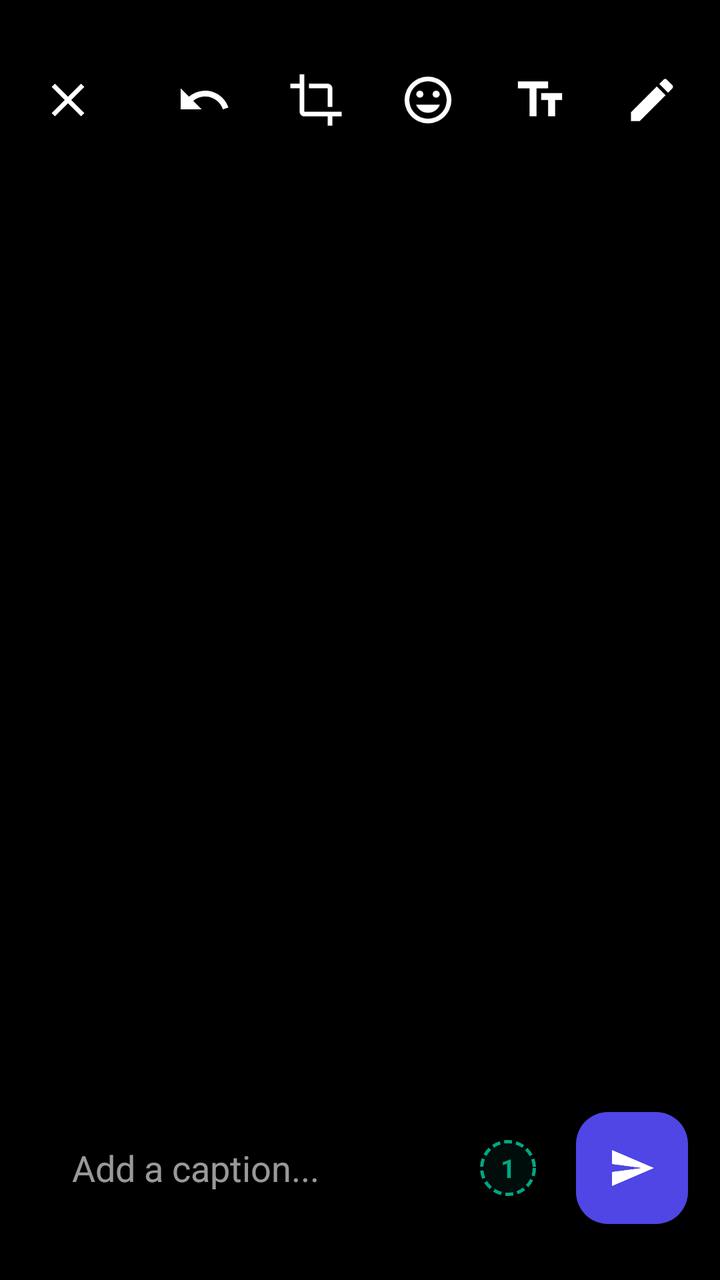
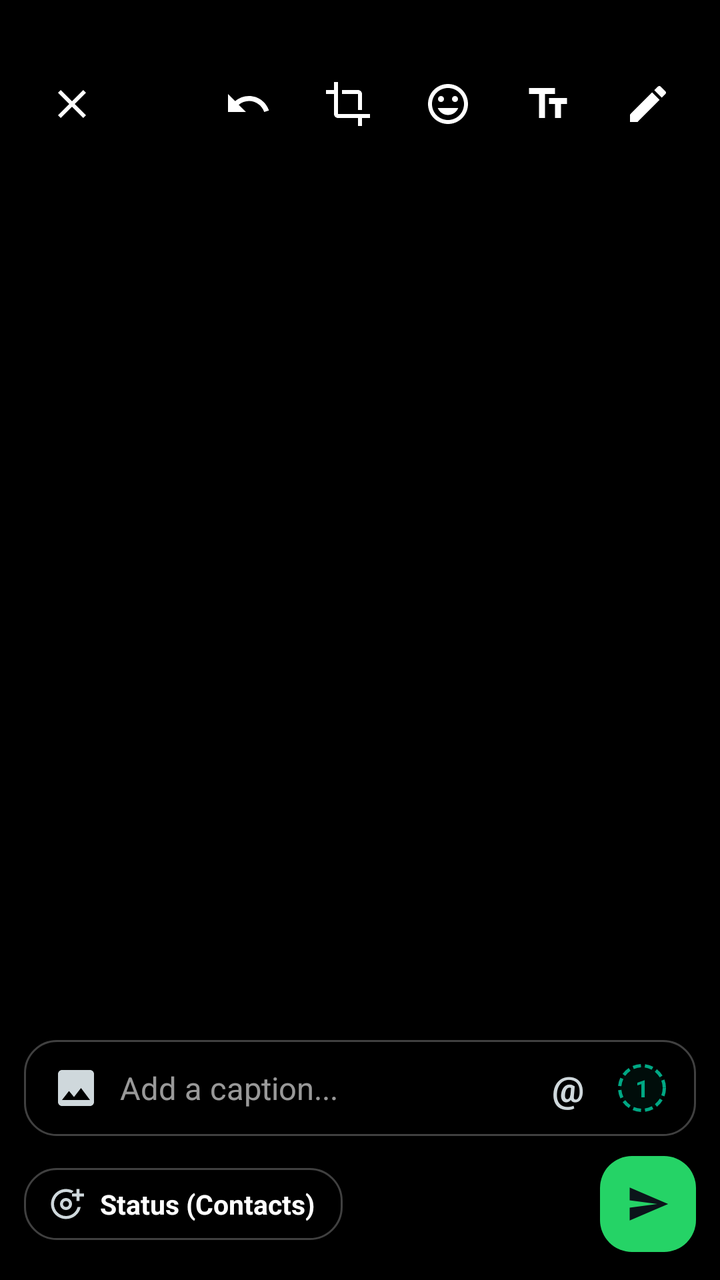

Before-and-after screenshots of an Android layout around one commit, followed by the original layout XML and the change that was made.
<!-- AndroidManifest.xml: activity theme Theme.VEIL -->
<!-- res/layout/activity_media_edit.xml -->
<?xml version="1.0" encoding="utf-8"?>
<androidx.constraintlayout.widget.ConstraintLayout xmlns:android="http://schemas.android.com/apk/res/android"
    xmlns:app="http://schemas.android.com/apk/res-auto"
    xmlns:tools="http://schemas.android.com/tools"
    android:layout_width="match_parent"
    android:layout_height="match_parent"
    android:background="@android:color/black">

    <ja.burhanrashid52.photoeditor.PhotoEditorView
        android:id="@+id/photoEditorView"
        android:layout_width="0dp"
        android:layout_height="0dp"
        android:visibility="gone"
        app:layout_constraintTop_toTopOf="parent"
        app:layout_constraintBottom_toTopOf="@id/bottomBar"
        app:layout_constraintStart_toStartOf="parent"
        app:layout_constraintEnd_toEndOf="parent" />

    <VideoView
        android:id="@+id/videoView"
        android:layout_width="0dp"
        android:layout_height="0dp"
        android:visibility="gone"
        app:layout_constraintTop_toTopOf="parent"
        app:layout_constraintBottom_toTopOf="@id/bottomBar"
        app:layout_constraintStart_toStartOf="parent"
        app:layout_constraintEnd_toEndOf="parent" />

    
    <LinearLayout
        android:id="@+id/topToolbar"
        android:layout_width="match_parent"
        android:layout_height="wrap_content"
        android:orientation="horizontal"
        android:paddingTop="32dp"
        android:paddingBottom="16dp"
        android:paddingHorizontal="16dp"
        android:gravity="end"
        android:clipToPadding="false"
        app:layout_constraintTop_toTopOf="parent">

        
        
        
        
        <ImageView
            android:id="@+id/btnUndo"
            android:layout_width="36dp"
            android:layout_height="36dp"
            android:layout_marginEnd="20dp"
            android:padding="4dp"
            android:src="@drawable/ic_undo"
            android:background="@drawable/bg_circle_translucent"
            app:tint="@android:color/white" />

        <ImageView
            android:id="@+id/btnCrop"
            android:layout_width="36dp"
            android:layout_height="36dp"
            android:layout_marginEnd="20dp"
            android:padding="4dp"
            android:src="@drawable/ic_crop"
            android:background="@drawable/bg_circle_translucent"
            app:tint="@android:color/white" />

        <ImageView
            android:id="@+id/btnEmoji"
            android:layout_width="36dp"
            android:layout_height="36dp"
            android:layout_marginEnd="20dp"
            android:padding="4dp"
            android:src="@drawable/ic_emoji"
            android:background="@drawable/bg_circle_translucent"
            app:tint="@android:color/white" />

        <ImageView
            android:id="@+id/btnText"
            android:layout_width="36dp"
            android:layout_height="36dp"
            android:layout_marginEnd="20dp"
            android:padding="4dp"
            android:src="@drawable/ic_text"
            android:background="@drawable/bg_circle_translucent"
            app:tint="@android:color/white" />

        <ImageView
            android:id="@+id/btnDraw"
            android:layout_width="36dp"
            android:layout_height="36dp"
            android:padding="4dp"
            android:src="@drawable/ic_draw"
            android:background="@drawable/bg_circle_translucent"
            app:tint="@android:color/white" />
    </LinearLayout>

    <ImageView
        android:id="@+id/btnClose"
        android:layout_width="36dp"
        android:layout_height="36dp"
        android:layout_marginStart="16dp"
        android:layout_marginTop="32dp"
        android:padding="4dp"
        android:src="@drawable/ic_close"
        android:background="@drawable/bg_circle_translucent"
        app:tint="@android:color/white"
        app:layout_constraintTop_toTopOf="parent"
        app:layout_constraintStart_toStartOf="parent" />

    
    <TextView
        android:id="@+id/tvEditBatchCounter"
        android:layout_width="wrap_content"
        android:layout_height="wrap_content"
        android:layout_marginStart="10dp"
        android:background="@drawable/bg_filter_chip"
        android:paddingHorizontal="12dp"
        android:paddingVertical="6dp"
        android:text="1 / 1"
        android:textColor="@android:color/white"
        android:textSize="13sp"
        android:textStyle="bold"
        android:visibility="gone"
        app:layout_constraintTop_toTopOf="@id/btnClose"
        app:layout_constraintBottom_toBottomOf="@id/btnClose"
        app:layout_constraintStart_toEndOf="@id/btnClose" />

    
    <LinearLayout
        android:id="@+id/videoTrimmerContainer"
        android:layout_width="match_parent"
        android:layout_height="wrap_content"
        android:orientation="vertical"
        android:paddingHorizontal="20dp"
        android:paddingVertical="10dp"
        android:background="#80000000"
        android:visibility="gone"
        app:layout_constraintBottom_toTopOf="@id/editBatchThumbnailScroll">

        <LinearLayout
            android:layout_width="match_parent"
            android:layout_height="wrap_content"
            android:orientation="horizontal">

            <TextView
                android:id="@+id/tvTrimStart"
                android:layout_width="wrap_content"
                android:layout_height="wrap_content"
                android:text="00:00"
                android:textColor="@android:color/white"
                android:textSize="12sp"
                android:fontFeatureSettings="tnum" />

            <TextView
                android:id="@+id/tvTrimDuration"
                android:layout_width="0dp"
                android:layout_height="wrap_content"
                android:layout_weight="1"
                android:gravity="center"
                android:text="Trim Video"
                android:textColor="#CCFFFFFF"
                android:textSize="12sp"
                android:fontFamily="sans-serif-medium" />

            <TextView
                android:id="@+id/tvTrimEnd"
                android:layout_width="wrap_content"
                android:layout_height="wrap_content"
                android:text="00:00"
                android:textColor="@android:color/white"
                android:textSize="12sp"
                android:fontFeatureSettings="tnum" />
        </LinearLayout>

        <com.google.android.material.slider.RangeSlider
            android:id="@+id/videoRangeSlider"
            android:layout_width="match_parent"
            android:layout_height="wrap_content"
            android:valueFrom="0"
            android:valueTo="100"
            app:thumbColor="@color/colorPrimary"
            app:trackColorActive="@color/colorPrimary"
            app:trackColorInactive="#66FFFFFF"
            app:thumbElevation="2dp"
            app:trackHeight="4dp" />
    </LinearLayout>

    
    <HorizontalScrollView
        android:id="@+id/editBatchThumbnailScroll"
        android:layout_width="match_parent"
        android:layout_height="wrap_content"
        android:scrollbars="none"
        android:clipToPadding="false"
        android:paddingHorizontal="16dp"
        android:paddingVertical="6dp"
        android:background="#80000000"
        android:visibility="gone"
        app:layout_constraintBottom_toTopOf="@id/bottomBar">

        <LinearLayout
            android:id="@+id/editBatchThumbnailStrip"
            android:layout_width="wrap_content"
            android:layout_height="60dp"
            android:gravity="center_vertical"
            android:orientation="horizontal" />
    </HorizontalScrollView>

    <LinearLayout
        android:id="@+id/bottomBar"
        android:layout_width="match_parent"
        android:layout_height="wrap_content"
        android:orientation="horizontal"
        android:paddingHorizontal="16dp"
        android:paddingVertical="12dp"
        android:layout_marginBottom="16dp"
        android:gravity="center_vertical"
        app:layout_constraintBottom_toBottomOf="parent">

        <EditText
            android:id="@+id/captionEditText"
            android:layout_width="0dp"
            android:layout_weight="1"
            android:layout_height="wrap_content"
            android:hint="Add a caption..."
            android:textColorHint="#99FFFFFF"
            android:textColor="@android:color/white"
            android:background="@drawable/bg_message_input"
            android:paddingHorizontal="20dp"
            android:paddingVertical="12dp"
            android:elevation="4dp" />

        <FrameLayout
            android:id="@+id/btnViewOnce"
            android:layout_width="44dp"
            android:layout_height="44dp"
            android:layout_marginStart="8dp"
            android:background="@drawable/bg_circle_translucent"
            android:clickable="true"
            android:focusable="true">

            <TextView
                android:id="@+id/tvViewOnceBadge"
                android:layout_width="28dp"
                android:layout_height="28dp"
                android:layout_gravity="center"
                android:background="@drawable/bg_view_once_ring"
                android:gravity="center"
                android:text="1"
                android:textColor="#00A884"
                android:textSize="13sp"
                android:textStyle="bold" />
        </FrameLayout>

        <com.google.android.material.floatingactionbutton.FloatingActionButton
            android:id="@+id/btnSend"
            android:layout_width="wrap_content"
            android:layout_height="wrap_content"
            android:src="@drawable/ic_send"
            app:backgroundTint="@color/veil_accent"
            app:tint="@android:color/white"
            android:layout_marginStart="12dp"
            app:elevation="4dp" />
    </LinearLayout>

    
    <TextView
        android:id="@+id/btnDone"
        android:layout_width="wrap_content"
        android:layout_height="wrap_content"
        android:text="Done"
        android:textColor="@android:color/white"
        android:textSize="16sp"
        android:textStyle="bold"
        android:paddingHorizontal="16dp"
        android:paddingVertical="8dp"
        android:background="@drawable/bg_done_button"
        android:layout_marginStart="16dp"
        android:layout_marginTop="32dp"
        android:visibility="gone"
        app:layout_constraintTop_toTopOf="parent"
        app:layout_constraintStart_toStartOf="parent" />

    <com.m3.veil.ui.chat.ColorPickerView
        android:id="@+id/colorPickerView"
        android:layout_width="24dp"
        android:layout_height="250dp"
        android:layout_marginEnd="16dp"
        android:visibility="gone"
        android:elevation="10dp"
        app:layout_constraintTop_toTopOf="parent"
        app:layout_constraintBottom_toBottomOf="parent"
        app:layout_constraintEnd_toEndOf="parent" />

    <LinearLayout
        android:id="@+id/drawingOptionsBar"
        android:layout_width="wrap_content"
        android:layout_height="wrap_content"
        android:orientation="horizontal"
        android:gravity="center"
        android:padding="12dp"
        android:background="@drawable/bg_done_button"
        android:visibility="gone"
        android:layout_marginBottom="32dp"
        app:layout_constraintBottom_toBottomOf="parent"
        app:layout_constraintStart_toStartOf="parent"
        app:layout_constraintEnd_toEndOf="parent">
        
        <ImageView
            android:layout_width="24dp"
            android:layout_height="24dp"
            android:src="@drawable/ic_draw"
            app:tint="@android:color/white" />
    </LinearLayout>

    <HorizontalScrollView
        android:id="@+id/textOptionsBar"
        android:layout_width="wrap_content"
        android:layout_height="wrap_content"
        android:background="@drawable/bg_done_button"
        android:visibility="gone"
        android:paddingVertical="8dp"
        android:layout_marginBottom="32dp"
        app:layout_constraintBottom_toBottomOf="parent"
        app:layout_constraintStart_toStartOf="parent"
        app:layout_constraintEnd_toEndOf="parent">
        
        <LinearLayout
            android:layout_width="wrap_content"
            android:layout_height="wrap_content"
            android:orientation="horizontal"
            android:paddingHorizontal="16dp">
            
            <TextView
                android:layout_width="wrap_content"
                android:layout_height="wrap_content"
                android:text="Aa"
                android:textSize="18sp"
                android:textColor="@android:color/white"
                android:paddingHorizontal="12dp"
                android:paddingVertical="8dp" />
        </LinearLayout>
    </HorizontalScrollView>

</androidx.constraintlayout.widget.ConstraintLayout>
<!-- resources referenced by this layout -->
<resources>
  <color name="colorPrimary">#4F46E5</color>
  <color name="veil_accent">#4F46E5</color>
  <!-- drawable bg_circle_translucent (drawable) -->
  <?xml version="1.0" encoding="utf-8"?>
  <shape xmlns:android="http://schemas.android.com/apk/res/android"
      android:shape="oval">
      <solid android:color="#80000000" />
  </shape>
  <!-- drawable bg_done_button (drawable) -->
  <?xml version="1.0" encoding="utf-8"?>
  <shape xmlns:android="http://schemas.android.com/apk/res/android"
      android:shape="rectangle">
      <corners android:radius="20dp" />
      <solid android:color="#40000000" />
  </shape>
  <!-- drawable bg_filter_chip (drawable) -->
  <?xml version="1.0" encoding="utf-8"?>
  <shape xmlns:android="http://schemas.android.com/apk/res/android"
      android:shape="rectangle">
      <corners android:radius="18dp" />
      <solid android:color="@color/colorSurfaceVariant" />
      <stroke
          android:width="1dp"
          android:color="@color/colorOutline" />
  </shape>
  <!-- drawable bg_message_input (drawable) -->
  <?xml version="1.0" encoding="utf-8"?>
  <shape xmlns:android="http://schemas.android.com/apk/res/android"
      android:shape="rectangle">
      <corners android:radius="24dp" />
      <solid android:color="#80000000" />
  </shape>
  <!-- drawable ic_send (drawable) -->
  <vector xmlns:android="http://schemas.android.com/apk/res/android"
      android:width="24dp"
      android:height="24dp"
      android:viewportWidth="24"
      android:viewportHeight="24">
    <path
        android:fillColor="#FF000000"
        android:pathData="M2.01,21L23,12 2.01,3 2,10l15,2 -15,2z"/>
  </vector>
  <!-- drawable ic_text (drawable) -->
  <vector xmlns:android="http://schemas.android.com/apk/res/android"
      android:width="24dp"
      android:height="24dp"
      android:viewportWidth="24"
      android:viewportHeight="24">
    <path
        android:fillColor="#FFFFFFFF"
        android:pathData="M2.5,4v3h5v12h3V7h5V4h-13zm19,5h-9v3h3v7h3v-7h3V9z"/>
  </vector>
  <style name="Theme.VEIL" parent="Base.Theme.VEIL" />
  <color name="colorSurfaceVariant">#F1F5F9</color>
  <color name="colorOutline">#E2E8F0</color>
  <color name="text_primary">#0F172A</color>
  <color name="colorOnPrimary">#FFFFFF</color>
  <color name="colorPrimaryContainer">#EEF2FF</color>
  <color name="colorOnPrimaryContainer">#3730A3</color>
  <color name="colorSurface">#FFFFFF</color>
  <color name="colorBackground">#FAFAFC</color>
  <style name="ModernBottomSheetStyle" parent="Widget.Material3.BottomSheet">
          <item name="android:background">@android:color/transparent</item>
      </style>
  <!-- unchanged entries left out for length: 8 -->
</resources>

<!-- the commit's change to res/layout/activity_media_edit.xml (unified diff, before → after) -->
@@ -35,59 +35,55 @@
         android:paddingTop="32dp"
         android:paddingBottom="16dp"
         android:paddingHorizontal="16dp"
-        android:gravity="end"
+        android:gravity="end|center_vertical"
         android:clipToPadding="false"
         app:layout_constraintTop_toTopOf="parent">
 
-        
-        
-        
-        
         <ImageView
             android:id="@+id/btnUndo"
-            android:layout_width="36dp"
-            android:layout_height="36dp"
-            android:layout_marginEnd="20dp"
-            android:padding="4dp"
+            android:layout_width="40dp"
+            android:layout_height="40dp"
+            android:layout_marginEnd="10dp"
+            android:padding="8dp"
             android:src="@drawable/ic_undo"
             android:background="@drawable/bg_circle_translucent"
             app:tint="@android:color/white" />
 
         <ImageView
             android:id="@+id/btnCrop"
-            android:layout_width="36dp"
-            android:layout_height="36dp"
-            android:layout_marginEnd="20dp"
-            android:padding="4dp"
+            android:layout_width="40dp"
+            android:layout_height="40dp"
+            android:layout_marginEnd="10dp"
+            android:padding="8dp"
             android:src="@drawable/ic_crop"
             android:background="@drawable/bg_circle_translucent"
             app:tint="@android:color/white" />
 
         <ImageView
             android:id="@+id/btnEmoji"
-            android:layout_width="36dp"
-            android:layout_height="36dp"
-            android:layout_marginEnd="20dp"
-            android:padding="4dp"
+            android:layout_width="40dp"
+            android:layout_height="40dp"
+            android:layout_marginEnd="10dp"
+            android:padding="8dp"
             android:src="@drawable/ic_emoji"
             android:background="@drawable/bg_circle_translucent"
             app:tint="@android:color/white" />
 
         <ImageView
             android:id="@+id/btnText"
-            android:layout_width="36dp"
-            android:layout_height="36dp"
-            android:layout_marginEnd="20dp"
-            android:padding="4dp"
+            android:layout_width="40dp"
+            android:layout_height="40dp"
+            android:layout_marginEnd="10dp"
+            android:padding="8dp"
             android:src="@drawable/ic_text"
             android:background="@drawable/bg_circle_translucent"
             app:tint="@android:color/white" />
 
         <ImageView
             android:id="@+id/btnDraw"
-            android:layout_width="36dp"
-            android:layout_height="36dp"
-            android:padding="4dp"
+            android:layout_width="40dp"
+            android:layout_height="40dp"
+            android:padding="8dp"
             android:src="@drawable/ic_draw"
             android:background="@drawable/bg_circle_translucent"
             app:tint="@android:color/white" />
@@ -95,11 +91,11 @@
 
     <ImageView
         android:id="@+id/btnClose"
-        android:layout_width="36dp"
-        android:layout_height="36dp"
+        android:layout_width="40dp"
+        android:layout_height="40dp"
         android:layout_marginStart="16dp"
         android:layout_marginTop="32dp"
-        android:padding="4dp"
+        android:padding="8dp"
         android:src="@drawable/ic_close"
         android:background="@drawable/bg_circle_translucent"
         app:tint="@android:color/white"
@@ -205,61 +201,132 @@
             android:orientation="horizontal" />
     </HorizontalScrollView>
 
+    
     <LinearLayout
         android:id="@+id/bottomBar"
         android:layout_width="match_parent"
         android:layout_height="wrap_content"
-        android:orientation="horizontal"
-        android:paddingHorizontal="16dp"
-        android:paddingVertical="12dp"
-        android:layout_marginBottom="16dp"
-        android:gravity="center_vertical"
+        android:orientation="vertical"
+        android:paddingHorizontal="12dp"
+        android:paddingTop="8dp"
+        android:paddingBottom="14dp"
         app:layout_constraintBottom_toBottomOf="parent">
 
-        <EditText
-            android:id="@+id/captionEditText"
-            android:layout_width="0dp"
-            android:layout_weight="1"
+        
+        <LinearLayout
+            android:id="@+id/captionPillWrap"
+            android:layout_width="match_parent"
+            android:layout_height="48dp"
+            android:background="@drawable/bg_media_glass_chip"
+            android:gravity="center_vertical"
+            android:orientation="horizontal"
+            android:paddingStart="14dp"
+            android:paddingEnd="10dp">
+
+            <ImageView
+                android:id="@+id/btnAddMoreMedia"
+                android:layout_width="24dp"
+                android:layout_height="24dp"
+                android:src="@drawable/ic_image"
+                app:tint="#CFD8DC" />
+
+            <EditText
+                android:id="@+id/captionEditText"
+                android:layout_width="0dp"
+                android:layout_weight="1"
+                android:layout_height="match_parent"
+                android:layout_marginStart="10dp"
+                android:background="@null"
+                android:hint="Add a caption..."
+                android:singleLine="true"
+                android:textColorHint="#99FFFFFF"
+                android:textColor="@android:color/white"
+                android:textSize="15.5sp" />
+
+            <TextView
+                android:id="@+id/btnMentionTag"
+                android:layout_width="32dp"
+                android:layout_height="32dp"
+                android:gravity="center"
+                android:text="@"
+                android:textColor="#CFD8DC"
+                android:textSize="18sp"
+                android:textStyle="bold" />
+
+            <FrameLayout
+                android:id="@+id/btnViewOnce"
+                android:layout_width="34dp"
+                android:layout_height="34dp"
+                android:layout_marginStart="4dp"
+                android:clickable="true"
+                android:focusable="true">
+
+                <TextView
+                    android:id="@+id/tvViewOnceBadge"
+                    android:layout_width="24dp"
+                    android:layout_height="24dp"
+                    android:layout_gravity="center"
+                    android:background="@drawable/bg_view_once_ring"
+                    android:gravity="center"
+                    android:text="1"
+                    android:textColor="#00A884"
+                    android:textSize="12sp"
+                    android:textStyle="bold" />
+            </FrameLayout>
+        </LinearLayout>
+
+        
+        <LinearLayout
+            android:layout_width="match_parent"
             android:layout_height="wrap_content"
-            android:hint="Add a caption..."
-            android:textColorHint="#99FFFFFF"
-            android:textColor="@android:color/white"
-            android:background="@drawable/bg_message_input"
-            android:paddingHorizontal="20dp"
-            android:paddingVertical="12dp"
-            android:elevation="4dp" />
-
-        <FrameLayout
-            android:id="@+id/btnViewOnce"
-            android:layout_width="44dp"
-            android:layout_height="44dp"
-            android:layout_marginStart="8dp"
-            android:background="@drawable/bg_circle_translucent"
-            android:clickable="true"
-            android:focusable="true">
-
-            <TextView
-                android:id="@+id/tvViewOnceBadge"
-                android:layout_width="28dp"
-                android:layout_height="28dp"
-                android:layout_gravity="center"
-                android:background="@drawable/bg_view_once_ring"
-                android:gravity="center"
-                android:text="1"
-                android:textColor="#00A884"
-                android:textSize="13sp"
-                android:textStyle="bold" />
-        </FrameLayout>
-
-        <com.google.android.material.floatingactionbutton.FloatingActionButton
-            android:id="@+id/btnSend"
-            android:layout_width="wrap_content"
-            android:layout_height="wrap_content"
-            android:src="@drawable/ic_send"
-            app:backgroundTint="@color/veil_accent"
-            app:tint="@android:color/white"
-            android:layout_marginStart="12dp"
-            app:elevation="4dp" />
+            android:layout_marginTop="10dp"
+            android:gravity="center_vertical"
+            android:orientation="horizontal">
+
+            <LinearLayout
+                android:id="@+id/recipientStatusPill"
+                android:layout_width="wrap_content"
+                android:layout_height="36dp"
+                android:background="@drawable/bg_media_glass_chip"
+                android:gravity="center_vertical"
+                android:orientation="horizontal"
+                android:paddingStart="12dp"
+                android:paddingEnd="14dp">
+
+                <ImageView
+                    android:id="@+id/ivRecipientStatusIcon"
+                    android:layout_width="18dp"
+                    android:layout_height="18dp"
+                    android:src="@drawable/ic_status_ring"
+                    app:tint="#CFD8DC" />
+
+                <TextView
+                    android:id="@+id/tvRecipientStatusLabel"
+                    android:layout_width="wrap_content"
+                    android:layout_height="wrap_content"
+                    android:layout_marginStart="8dp"
+                    android:text="Status (Contacts)"
+                    android:textColor="@android:color/white"
+                    android:textSize="13.5sp"
+                    android:textStyle="bold" />
+            </LinearLayout>
+
+            <View
+                android:layout_width="0dp"
+                android:layout_height="1dp"
+                android:layout_weight="1" />
+
+            <com.google.android.material.floatingactionbutton.FloatingActionButton
+                android:id="@+id/btnSend"
+                android:layout_width="wrap_content"
+                android:layout_height="wrap_content"
+                android:src="@drawable/ic_send"
+                app:backgroundTint="#25D366"
+                app:tint="#0B141A"
+                app:fabCustomSize="48dp"
+                app:maxImageSize="22dp"
+                app:elevation="4dp" />
+        </LinearLayout>
     </LinearLayout>
 
     
<!-- resource entries referenced after the edit -->
@@ -1,7 +1,6 @@
 <!-- resources referenced by this layout -->
 <resources>
   <color name="colorPrimary">#4F46E5</color>
-  <color name="veil_accent">#4F46E5</color>
   <!-- drawable bg_circle_translucent (drawable) -->
   <?xml version="1.0" encoding="utf-8"?>
   <shape xmlns:android="http://schemas.android.com/apk/res/android"
@@ -25,13 +24,25 @@
           android:width="1dp"
           android:color="@color/colorOutline" />
   </shape>
-  <!-- drawable bg_message_input (drawable) -->
+  <!-- drawable bg_media_glass_chip (drawable) -->
   <?xml version="1.0" encoding="utf-8"?>
   <shape xmlns:android="http://schemas.android.com/apk/res/android"
       android:shape="rectangle">
-      <corners android:radius="24dp" />
-      <solid android:color="#80000000" />
+      <corners android:radius="16dp" />
+      <solid android:color="#4D000000" />
+      <stroke
+          android:width="1dp"
+          android:color="#40FFFFFF" />
   </shape>
+  <!-- drawable ic_image (drawable) -->
+  <?xml version="1.0" encoding="utf-8"?>
+  <vector xmlns:android="http://schemas.android.com/apk/res/android" 
+      android:width="24dp" 
+      android:height="24dp" 
+      android:viewportWidth="24" 
+      android:viewportHeight="24">
+      <path android:fillColor="#FFFFFF" android:pathData="M21,19V5c0,-1.1 -0.9,-2 -2,-2H5c-1.1,0 -2,0.9 -2,2v14c0,1.1 0.9,2 2,2h14c1.1,0 2,-0.9 2,-2zM8.5,13.5l2.5,3.01L14.5,12l4.5,6H5l3.5,-4.5z"/>
+  </vector>
   <!-- drawable ic_send (drawable) -->
   <vector xmlns:android="http://schemas.android.com/apk/res/android"
       android:width="24dp"
@@ -41,6 +52,25 @@
     <path
         android:fillColor="#FF000000"
         android:pathData="M2.01,21L23,12 2.01,3 2,10l15,2 -15,2z"/>
+  </vector>
+  <!-- drawable ic_status_ring (drawable) -->
+  <vector xmlns:android="http://schemas.android.com/apk/res/android"
+      android:width="24dp"
+      android:height="24dp"
+      android:viewportWidth="24"
+      android:viewportHeight="24">
+      
+      <path
+          android:fillColor="#FFFFFF"
+          android:pathData="M12,4c-4.42,0 -8,3.58 -8,8s3.58,8 8,8c3.73,0 6.84,-2.55 7.73,-6h2.08c-0.93,4.56 -4.96,8 -9.81,8C6.48,22 2,17.52 2,12S6.48,2 12,2c1.85,0 3.58,0.5 5.06,1.37l-1.45,1.45C14.54,4.3 13.31,4 12,4z" />
+      
+      <path
+          android:fillColor="#FFFFFF"
+          android:pathData="M12,8c-2.21,0 -4,1.79 -4,4s1.79,4 4,4s4,-1.79 4,-4S14.21,8 12,8zM12,14c-1.1,0 -2,-0.9 -2,-2s0.9,-2 2,-2s2,0.9 2,2S13.1,14 12,14z" />
+      
+      <path
+          android:fillColor="#FFFFFF"
+          android:pathData="M19,2h2v3h3v2h-3v3h-2V7h-3V5h3V2z" />
   </vector>
   <!-- drawable ic_text (drawable) -->
   <vector xmlns:android="http://schemas.android.com/apk/res/android"
